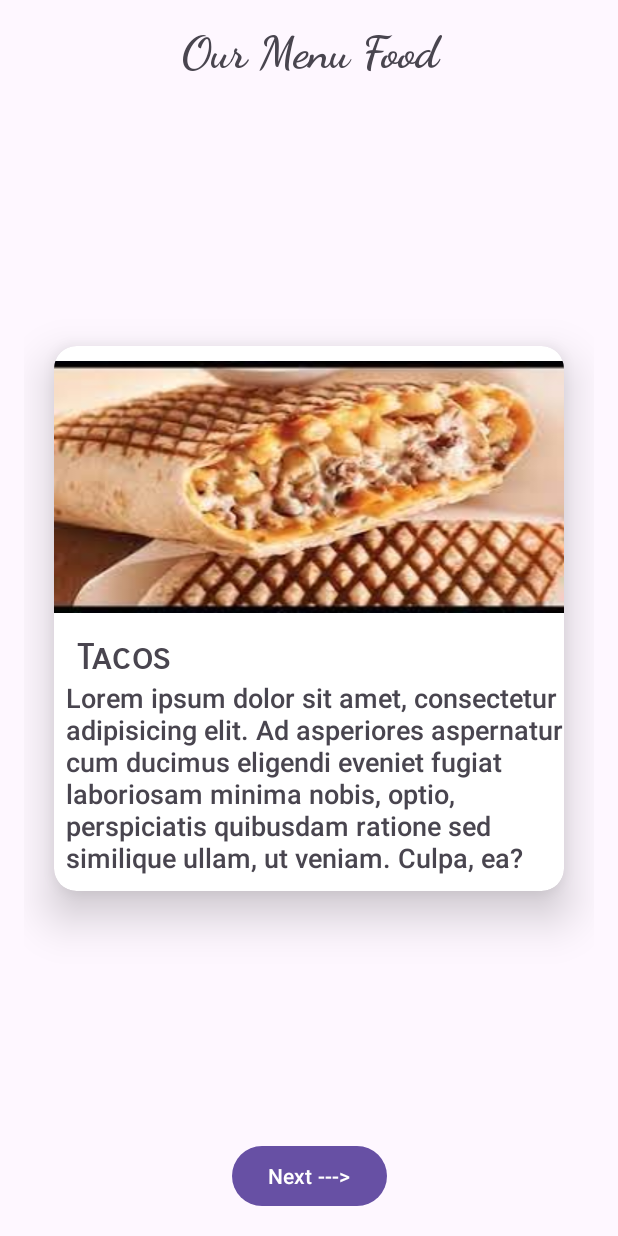
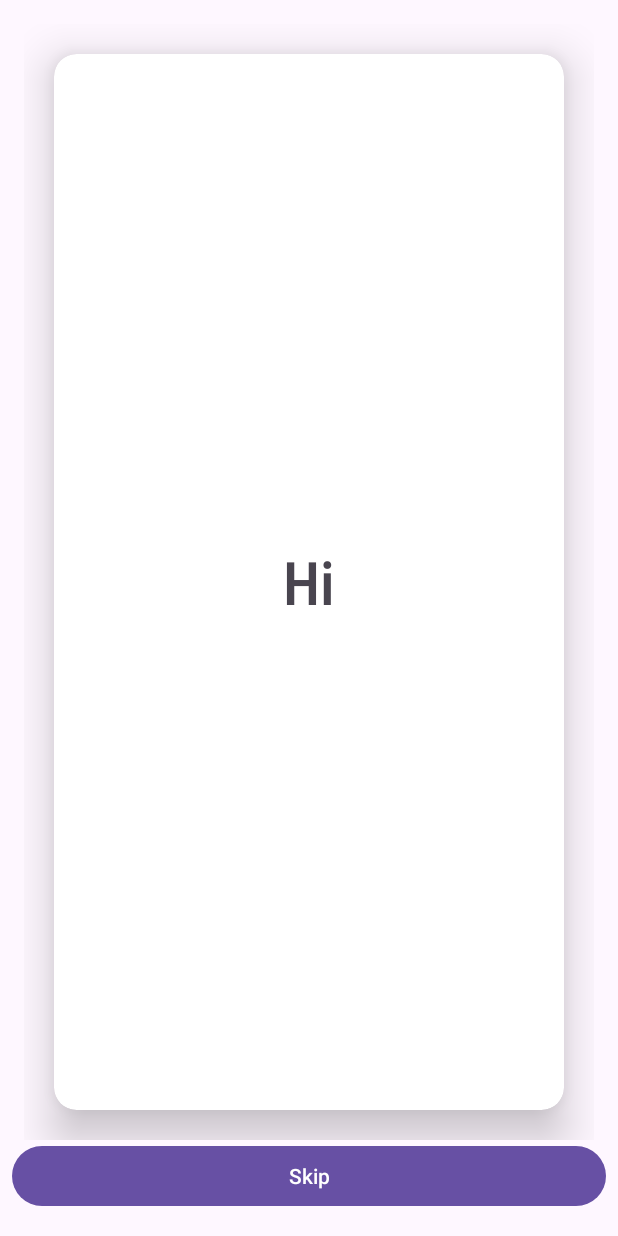
Before and after one commit to Abdelilah-Falih/miniProjet03, an Android app: the screen it shows after launch (MainActivity), on a phone screen of 412 x 824 dp. Run offline under Robolectric (Android 15) with nearby library versions, the phone set to English and light mode, and no system bars.

Commit message:
task01 :  -> add pager  -> setup the item_pager_introduction and his custom adapter  -> show introduction text in the pager  -> start new Activity on the click at Skip

```diff
--- a/app/src/main/AndroidManifest.xml
+++ b/app/src/main/AndroidManifest.xml
@@ -13,6 +13,9 @@
         android:theme="@style/Theme.MyApplication"
         tools:targetApi="31">
         <activity
+            android:name=".ManageQuotes"
+            android:exported="false" />
+        <activity
             android:name=".MainActivity"
             android:exported="true">
             <intent-filter>
--- a/app/src/main/java/com/example/myapplication/Food.java
+++ /dev/null
@@ -1,24 +0,0 @@
-package com.example.myapplication;
-
-public class Food {
-    int imageRes;
-    String name, description;
-
-    public Food(int imageRes, String name, String description) {
-        this.imageRes = imageRes;
-        this.name = name;
-        this.description = description;
-    }
-
-    public int getImageRes() {
-        return imageRes;
-    }
-
-    public String getName() {
-        return name;
-    }
-
-    public String getDescription() {
-        return description;
-    }
-}
--- a/app/src/main/java/com/example/myapplication/FoodPagerAdapter.java
+++ b/app/src/main/java/com/example/myapplication/IntroductionPagerAdapter.java
@@ -11,40 +11,34 @@ import androidx.recyclerview.widget.RecyclerView;
 
 import java.util.ArrayList;
 
-public class FoodPagerAdapter extends RecyclerView.Adapter<FoodPagerAdapter.ViewHolder> {
-    ArrayList<Food> foods ;
+public class IntroductionPagerAdapter extends RecyclerView.Adapter<IntroductionPagerAdapter.ViewHolder> {
+    String[] introduction_texts;
 
-    public FoodPagerAdapter(ArrayList<Food> foods) {
-        this.foods = foods;
+    public IntroductionPagerAdapter(String[] introduction_texts) {
+        this.introduction_texts = introduction_texts;
     }
 
     @NonNull
     @Override
     public ViewHolder onCreateViewHolder(@NonNull ViewGroup parent, int viewType) {
-        View view = LayoutInflater.from(parent.getContext()).inflate(R.layout.pager_item_foods, parent, false);
+        View view = LayoutInflater.from(parent.getContext()).inflate(R.layout.pager_item_introduction, parent, false);
         return new ViewHolder(view);
     }
 
     @Override
     public void onBindViewHolder(@NonNull ViewHolder holder, int position) {
-        Food food = foods.get(position);
-        holder.iv_food.setImageResource(food.getImageRes());
-        holder.tv_name.setText(food.getName());
-        holder.tv_description.setText(food.getDescription());
+        holder.tv_description.setText(introduction_texts[position]);
     }
 
     @Override
     public int getItemCount() {
-        return foods.size();
+        return introduction_texts.length;
     }
 
     public class ViewHolder extends RecyclerView.ViewHolder {
-        ImageView iv_food;
-        TextView tv_name, tv_description;
+        TextView tv_description;
         public ViewHolder(@NonNull View itemView) {
             super(itemView);
-            iv_food = itemView.findViewById(R.id.iv_food);
-            tv_name = itemView.findViewById(R.id.tv_name);
             tv_description = itemView.findViewById(R.id.tv_description);
         }
     }
--- a/app/src/main/java/com/example/myapplication/MainActivity.java
+++ b/app/src/main/java/com/example/myapplication/MainActivity.java
@@ -2,22 +2,18 @@ package com.example.myapplication;
 
 import androidx.appcompat.app.AppCompatActivity;
 
+import android.content.Intent;
 import android.os.Bundle;
 import android.view.View;
 
 import com.example.myapplication.databinding.ActivityMainBinding;
-
-import java.util.ArrayList;
 
 public class MainActivity extends AppCompatActivity {
 
     ActivityMainBinding binding;
     View root;
 
-    ArrayList<Food> foods = new ArrayList<>();
-    int[] imagesRes = {R.drawable.tacos, R.drawable.denner, R.drawable.breakfast, R.drawable.lunch,};
-    String[] food_names = {"Tacos", "Dinner", "Breakfast", "Lunch"};
-    String[] food_desc;
+    String[] introduction_texts = {"Hi", "This app Let You Manage Your Quotes", "Enjoy .."};
 
     @Override
     protected void onCreate(Bundle savedInstanceState) {
@@ -27,22 +23,15 @@ public class MainActivity extends AppCompatActivity {
         root = binding.getRoot();
         setContentView(root);
 
-        food_desc = getResources().getStringArray(R.array.food_desc);
 
 
-        for (int i = 0; i < imagesRes.length; i++) {
-            foods.add(new Food(imagesRes[i], food_names[i], food_desc[i]));
-        }
-
-        FoodPagerAdapter adapter = new FoodPagerAdapter(foods);
+        IntroductionPagerAdapter adapter = new IntroductionPagerAdapter(introduction_texts);
         binding.vPager.setAdapter(adapter);
-        binding.vPager.setClipToPadding(false);
-        binding.vPager.setClipChildren(false);
-        binding.vPager.setOffscreenPageLimit(2);
         binding.vPager.getChildAt(0).setOverScrollMode(View.OVER_SCROLL_NEVER);
 
-
-
+        binding.btnNext.setOnClickListener(v->{
+            startActivity(new Intent(this, ManageQuotes.class));
+        });
 
 
     }
--- /dev/null
+++ b/app/src/main/java/com/example/myapplication/ManageQuotes.java
@@ -0,0 +1,14 @@
+package com.example.myapplication;
+
+import androidx.appcompat.app.AppCompatActivity;
+
+import android.os.Bundle;
+
+public class ManageQuotes extends AppCompatActivity {
+
+    @Override
+    protected void onCreate(Bundle savedInstanceState) {
+        super.onCreate(savedInstanceState);
+        setContentView(R.layout.activity_manage_quotes);
+    }
+}
--- a/app/src/main/res/layout/activity_main.xml
+++ b/app/src/main/res/layout/activity_main.xml
@@ -6,38 +6,26 @@
     android:layout_height="match_parent"
     tools:context=".MainActivity">
 
-    <TextView
-        android:id="@+id/textView3"
-        android:layout_width="0dp"
-        android:layout_height="wrap_content"
-        android:layout_marginTop="16dp"
-        android:fontFamily="cursive"
-        android:gravity="center"
-        android:text="Our Menu Food"
-        android:textSize="30sp"
-        android:textStyle="bold"
-        app:layout_constraintEnd_toEndOf="parent"
-        app:layout_constraintStart_toStartOf="parent"
-        app:layout_constraintTop_toTopOf="parent" />
-
     <androidx.viewpager2.widget.ViewPager2
         android:id="@+id/v_pager"
         android:layout_width="0dp"
         android:layout_height="0dp"
         android:layout_marginStart="16dp"
+        android:layout_marginTop="16dp"
         android:layout_marginEnd="16dp"
-        app:layout_constraintBottom_toBottomOf="parent"
+        app:layout_constraintBottom_toTopOf="@+id/btn_next"
         app:layout_constraintEnd_toEndOf="parent"
         app:layout_constraintStart_toStartOf="parent"
-        app:layout_constraintTop_toTopOf="parent"
-        app:layout_constraintVertical_bias=".376" />
+        app:layout_constraintTop_toTopOf="parent" />
 
     <Button
         android:id="@+id/btn_next"
-        android:layout_width="wrap_content"
+        android:layout_width="0dp"
         android:layout_height="wrap_content"
+        android:layout_marginStart="8dp"
+        android:layout_marginEnd="8dp"
         android:layout_marginBottom="16dp"
-        android:text="Next --->"
+        android:text="Skip"
         app:layout_constraintBottom_toBottomOf="parent"
         app:layout_constraintEnd_toEndOf="parent"
         app:layout_constraintStart_toStartOf="parent" />
--- /dev/null
+++ b/app/src/main/res/layout/activity_manage_quotes.xml
@@ -0,0 +1,9 @@
+<?xml version="1.0" encoding="utf-8"?>
+<androidx.constraintlayout.widget.ConstraintLayout xmlns:android="http://schemas.android.com/apk/res/android"
+    xmlns:app="http://schemas.android.com/apk/res-auto"
+    xmlns:tools="http://schemas.android.com/tools"
+    android:layout_width="match_parent"
+    android:layout_height="match_parent"
+    tools:context=".ManageQuotes">
+
+</androidx.constraintlayout.widget.ConstraintLayout>
--- a/app/src/main/res/layout/pager_item_foods.xml
+++ /dev/null
@@ -1,54 +0,0 @@
-<?xml version="1.0" encoding="utf-8"?>
-<androidx.constraintlayout.widget.ConstraintLayout xmlns:android="http://schemas.android.com/apk/res/android"
-    xmlns:app="http://schemas.android.com/apk/res-auto"
-    xmlns:tools="http://schemas.android.com/tools"
-    android:layout_width="match_parent"
-    android:layout_height="match_parent">
-
-    <androidx.cardview.widget.CardView
-        android:layout_width="0dp"
-        android:layout_height="wrap_content"
-        android:layout_margin="20dp"
-        app:cardCornerRadius="15dp"
-        app:cardElevation="18dp"
-        app:layout_constraintBottom_toBottomOf="parent"
-        app:layout_constraintEnd_toEndOf="parent"
-        app:layout_constraintStart_toStartOf="parent"
-        app:layout_constraintTop_toTopOf="parent">
-
-        <LinearLayout
-            android:layout_width="match_parent"
-            android:layout_height="match_parent"
-            android:orientation="vertical">
-
-            <ImageView
-                android:id="@+id/iv_food"
-                android:layout_width="match_parent"
-                android:layout_height="wrap_content"
-                android:layout_marginTop="10dp"
-                android:scaleType="fitXY"
-                app:srcCompat="@drawable/denner" />
-
-            <TextView
-                android:id="@+id/tv_name"
-                android:layout_width="match_parent"
-                android:layout_height="wrap_content"
-                android:layout_marginTop="15dp"
-                android:fontFamily="sans-serif-smallcaps"
-                android:paddingStart="15dp"
-                android:text="Denner"
-                android:textSize="23sp"
-                android:textStyle="bold" />
-
-            <TextView
-                android:id="@+id/tv_description"
-                android:layout_width="match_parent"
-                android:layout_height="match_parent"
-                android:layout_marginBottom="10dp"
-                android:fontFamily="sans-serif-medium"
-                android:paddingStart="8dp"
-                android:text="TextView"
-                android:textSize="18sp" />
-        </LinearLayout>
-    </androidx.cardview.widget.CardView>
-</androidx.constraintlayout.widget.ConstraintLayout>
--- /dev/null
+++ b/app/src/main/res/layout/pager_item_introduction.xml
@@ -0,0 +1,31 @@
+<?xml version="1.0" encoding="utf-8"?>
+<androidx.constraintlayout.widget.ConstraintLayout xmlns:android="http://schemas.android.com/apk/res/android"
+    xmlns:app="http://schemas.android.com/apk/res-auto"
+    xmlns:tools="http://schemas.android.com/tools"
+    android:layout_width="match_parent"
+    android:layout_height="match_parent">
+
+    <androidx.cardview.widget.CardView
+        android:layout_width="0dp"
+        android:layout_height="0dp"
+        android:layout_margin="20dp"
+        app:cardCornerRadius="15dp"
+        app:cardElevation="18dp"
+        app:layout_constraintBottom_toBottomOf="parent"
+        app:layout_constraintEnd_toEndOf="parent"
+        app:layout_constraintStart_toStartOf="parent"
+        app:layout_constraintTop_toTopOf="parent">
+
+        <TextView
+            android:id="@+id/tv_description"
+            android:layout_width="match_parent"
+            android:layout_height="wrap_content"
+            android:layout_gravity="center"
+            android:fontFamily="sans-serif-condensed-light"
+            android:gravity="center"
+            android:padding="10dp"
+            android:text="TextView"
+            android:textSize="40sp"
+            android:textStyle="bold" />
+    </androidx.cardview.widget.CardView>
+</androidx.constraintlayout.widget.ConstraintLayout>
--- a/app/src/main/res/values/strings.xml
+++ b/app/src/main/res/values/strings.xml
@@ -1,9 +1,3 @@
 <resources>
     <string name="app_name">My Application</string>
-    <string-array name="food_desc">
-        <item>Lorem ipsum dolor sit amet, consectetur adipisicing elit. Ad asperiores aspernatur cum ducimus eligendi eveniet fugiat laboriosam minima nobis, optio, perspiciatis quibusdam ratione sed similique ullam, ut veniam. Culpa, ea?</item>
-        <item>Lorem ipsum dolor sit amet, consectetur adipisicing elit. Cumque distinctio officia quasi? Delectus iure magnam officiis quam quos similique! Ad at beatae consequuntur dolores exercitationem libero nihil pariatur quasi voluptate.</item>
-        <item>Lorem ipsum dolor sit amet, consectetur adipisicing elit. Magni, nostrum officiis. Aliquid aut corporis cumque cupiditate, debitis, delectus deleniti doloribus ea eius magnam nemo porro quo, tenetur. Cum, dignissimos nesciunt.</item>
-        <item>Lorem ipsum dolor sit amet, consectetur adipisicing elit. Aperiam culpa deserunt minus natus vel. Accusamus ad aliquid aperiam eius enim hic maxime provident. Accusamus culpa deleniti dolor nesciunt, provident temporibus!</item>
-    </string-array>
 </resources>
```
